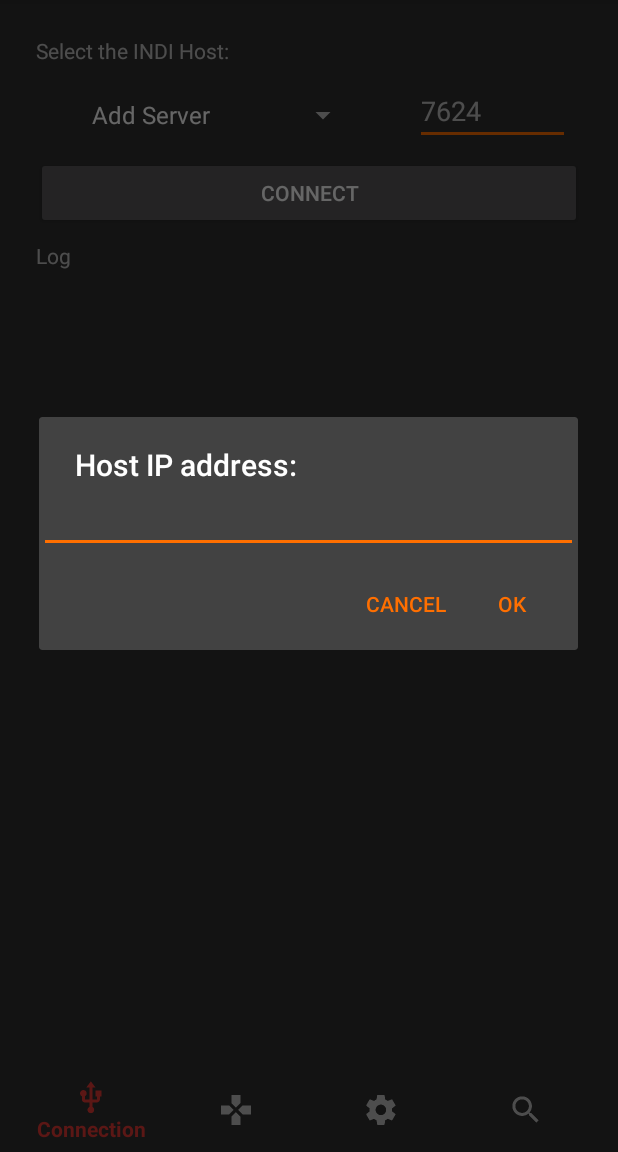
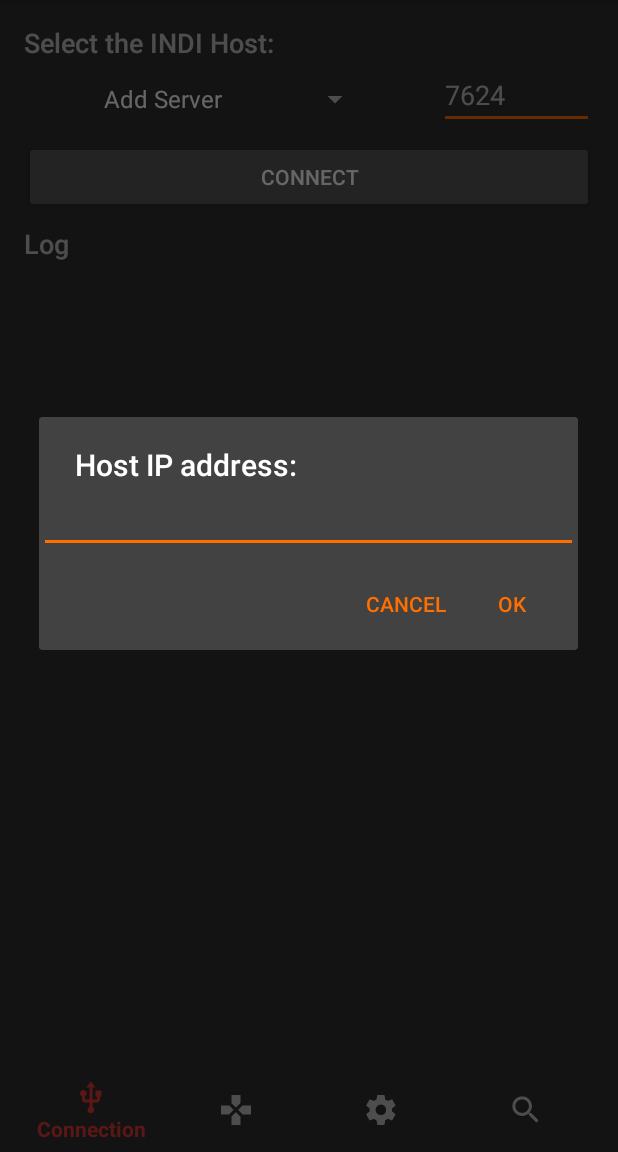
Before and after one commit to farom57/IPARCOS, an Android app: the screen it shows after launch (MainActivity), on a phone screen of 412 x 824 dp, the part 84-1236 px from its top. Run offline under Robolectric (Android 15) with nearby library versions, the phone set to English and light mode, and no system bars; libraries missing offline, so code that uses them is left out: com.commonsware.cwac.

Commit message:
Everything working fine with the GenericActivity and the Application class! ConnectionActivity state restoring OK

```diff
--- a/app/src/main/java/farom/iparcos/Application.java
+++ b/app/src/main/java/farom/iparcos/Application.java
@@ -1,9 +1,9 @@
 package farom.iparcos;
 
 import android.content.Context;
+import android.text.format.DateFormat;
 import android.util.Log;
 
-import java.text.SimpleDateFormat;
 import java.util.Date;
 
 /**
@@ -15,18 +15,46 @@ public class Application extends android.app.Application {
      * The context of the whole app.
      */
     private static Context context;
+    /**
+     * UI updater
+     *
+     * @see UIUpdater
+     */
+    private static UIUpdater uiUpdater = null;
+    /**
+     * Global connection manager.
+     */
+    private static ConnectionManager connectionManager;
+    private static Runnable goToConnection;
+
+    /**
+     * @return the Connection Manager for this application.
+     */
+    public static ConnectionManager getConnectionManager() {
+        return connectionManager;
+    }
+
+    /**
+     * @param u a new {@link UIUpdater}
+     */
+    public static void setUiUpdater(UIUpdater u) {
+        uiUpdater = u;
+    }
+
+    /**
+     * Sets the action to fire to go back to the connection tab.
+     *
+     * @param runnable the action.
+     */
+    public static void setGoToConnectionTab(Runnable runnable) {
+        goToConnection = runnable;
+    }
 
     /**
      * @return the context of the whole app.
      */
-    public static Context getAppContext() {
-        return Application.context;
-    }
-
-    @Override
-    public void onCreate() {
-        super.onCreate();
-        Application.context = getApplicationContext();
+    public static Context getContext() {
+        return context;
     }
 
     /**
@@ -34,13 +62,58 @@ public class Application extends android.app.Application {
      *
      * @param message
      */
-    public void appendLog(String message) {
-        final String msg = new SimpleDateFormat("MM/dd/yyyy HH:mm").format(new Date()) + ": " + message + "\n";
+    public static void log(String message) {
         Log.i("GLOBALLOG", message);
-        logView.post(new Runnable() {
-            public void run() {
-                logView.append(msg);
-            }
-        });
+        Date now = new Date();
+        message = DateFormat.getDateFormat(context).format(now) + " " +
+                DateFormat.getTimeFormat(context).format(now) + ": " + message + "\n";
+        if (uiUpdater != null) {
+            uiUpdater.appendLog(message);
+        }
+    }
+
+    /**
+     * @param state the new state of the Connection button.
+     */
+    public static void setState(String state) {
+        if (uiUpdater != null) {
+            uiUpdater.setConnectionState(state);
+        }
+    }
+
+    /**
+     * Makes {@link MainActivity} change the current fragment to {@link ConnectionFragment}.
+     */
+    public static void goToConnectionTab() {
+        if (goToConnection != null) {
+            goToConnection.run();
+        }
+    }
+
+    @Override
+    public void onCreate() {
+        super.onCreate();
+        Application.context = getApplicationContext();
+        if (connectionManager == null) {
+            connectionManager = new ConnectionManager();
+        }
+    }
+
+    /**
+     * This class offers a safe way to update the UI statically instead of keeping in memory Android Widgets,
+     * which implement the class {@link Context}.
+     *
+     * @author SquareBoot
+     */
+    public interface UIUpdater {
+        /**
+         * Appends a log to the Log TextView.
+         */
+        void appendLog(final String msg);
+
+        /**
+         * @param state a new state for the Connection button.
+         */
+        void setConnectionState(final String state);
     }
 }
--- a/app/src/main/java/farom/iparcos/ConnectionFragment.java
+++ b/app/src/main/java/farom/iparcos/ConnectionFragment.java
@@ -8,8 +8,6 @@ import android.preference.PreferenceManager;
 import android.support.annotation.NonNull;
 import android.support.v4.app.Fragment;
 import android.support.v7.app.AlertDialog;
-import android.text.method.ScrollingMovementMethod;
-import android.util.Log;
 import android.view.LayoutInflater;
 import android.view.View;
 import android.view.ViewGroup;
@@ -22,20 +20,10 @@ import android.widget.LinearLayout;
 import android.widget.Spinner;
 import android.widget.TextView;
 
-import java.io.IOException;
-import java.text.SimpleDateFormat;
-import java.util.ArrayList;
-import java.util.Date;
 import java.util.HashSet;
 import java.util.List;
 import java.util.Set;
 import java.util.Vector;
-
-import laazotea.indi.client.INDIDevice;
-import laazotea.indi.client.INDIDeviceListener;
-import laazotea.indi.client.INDIProperty;
-import laazotea.indi.client.INDIServerConnection;
-import laazotea.indi.client.INDIServerConnectionListener;
 
 /**
  * The main activity of the application, which manages the connection.
@@ -44,34 +32,26 @@ import laazotea.indi.client.INDIServerConnectionListener;
  */
 public class ConnectionFragment extends Fragment {
 
-    private static ConnectionFragment instance = null;
+    private static boolean restore = false;
+    private static String logsText;
+    private static String buttonText;
 
     // Views
     private View rootView;
+    private Button connectionButton;
     private TextView logView;
-    private Button connectionButton;
-
-    /**
-     * @return the instance of the activity
-     */
-    public static ConnectionFragment getInstance() {
-        return instance;
-    }
+    private Spinner serversSpinner;
 
     @Override
     public View onCreateView(@NonNull LayoutInflater inflater, ViewGroup container, Bundle savedInstanceState) {
-        instance = this;
-
         rootView = inflater.inflate(R.layout.activity_connection, container, false);
 
-        loadServerList();
-
-        logView = rootView.findViewById(R.id.logTextBox); // TODO : correct
-        logView.setMovementMethod(new ScrollingMovementMethod());
+        logView = rootView.findViewById(R.id.logTextBox);
 
         connectionButton = rootView.findViewById(R.id.connectionButton);
 
-        ((Spinner) rootView.findViewById(R.id.spinnerHost)).setOnItemSelectedListener(new OnItemSelectedListener() {
+        serversSpinner = rootView.findViewById(R.id.spinnerHost);
+        serversSpinner.setOnItemSelectedListener(new OnItemSelectedListener() {
             @Override
             public void onItemSelected(AdapterView<?> parent, View view, int pos, long id) {
                 if (parent.getItemAtPosition(pos).toString().equals(getResources().getString(R.string.hostadd))) {
@@ -84,8 +64,9 @@ public class ConnectionFragment extends Fragment {
 
             }
         });
+        loadServerList();
 
-        rootView.findViewById(R.id.connectionButton).setOnClickListener(new View.OnClickListener() {
+        connectionButton.setOnClickListener(new View.OnClickListener() {
             @Override
             public void onClick(View v) {
                 // Retrieve Hostname and port number
@@ -99,26 +80,64 @@ public class ConnectionFragment extends Fragment {
                     port = 7624;
                 }
 
-                // Connect (or disconnect)
+                // Connect or disconnect
                 if (connectionButton.getText().equals(getResources().getString(R.string.connect))) {
                     if (host.equals(getResources().getString(R.string.hostadd))) {
                         addServer();
 
                     } else {
-                        connect(host, port);
+                        Application.getConnectionManager().connect(host, port);
                     }
 
                 } else if (connectionButton.getText().equals(getResources().getString(R.string.disconnect))) {
-                    disconnect();
+                    Application.getConnectionManager().disconnect();
                 }
+            }
+        });
+
+        if (restore) {
+            logView.setText(logsText);
+            connectionButton.setText(buttonText);
+
+        } else {
+            logsText = "";
+            buttonText = getResources().getString(R.string.connect);
+        }
+
+        Application.setUiUpdater(new Application.UIUpdater() {
+            @Override
+            public void appendLog(final String msg) {
+                logView.post(new Runnable() {
+                    public void run() {
+                        logView.append(msg);
+                    }
+                });
+            }
+
+            @Override
+            public void setConnectionState(final String state) {
+                connectionButton.post(new Runnable() {
+                    @Override
+                    public void run() {
+                        connectionButton.setText(state);
+                    }
+                });
             }
         });
 
         return rootView;
     }
 
+    @Override
+    public void onDestroy() {
+        super.onDestroy();
+        restore = true;
+        logsText = logView.getText().toString();
+        buttonText = connectionButton.getText().toString();
+    }
+
     /**
-     * load and update the server list
+     * load and update the servers list.
      */
     protected void loadServerList() {
         // Get the preferences
@@ -135,13 +154,13 @@ public class ConnectionFragment extends Fragment {
         serverList.add(getResources().getString(R.string.hostadd));
         ArrayAdapter<String> dataAdapter = new ArrayAdapter<>(getActivity(), android.R.layout.simple_spinner_item, serverList);
         dataAdapter.setDropDownViewResource(android.R.layout.simple_spinner_dropdown_item);
-        ((Spinner) rootView.findViewById(R.id.spinnerHost)).setAdapter(dataAdapter);
+        serversSpinner.setAdapter(dataAdapter);
     }
 
     /**
-     * Add the server address, save the server list and update the spinner
+     * Adds the server address, saves the servers list and updates the spinner.
      *
-     * @param ip
+     * @param ip the IP address of the new Server
      */
     protected void addServer(String ip) {
         // Retrieve the list
@@ -168,7 +187,7 @@ public class ConnectionFragment extends Fragment {
     }
 
     /**
-     * Ask to the user to add a new server
+     * Asks the user to add a new server.
      */
     @SuppressLint("InflateParams")
     protected void addServer() {
@@ -199,49 +218,4 @@ public class ConnectionFragment extends Fragment {
 
         builder.create().show();
     }
-
-    /**
-     * Connect to the driver
-     *
-     * @param host
-     * @param port
-     */
-    private void connect(java.lang.String host, int port) {
-        connectionButton.setText(R.string.connecting);
-        appendLog(getString(R.string.try_to_connect) + host + ":" + port);
-        connection = new INDIServerConnection(host, port);
-
-        // Listen to all
-        connection.addINDIServerConnectionListener(this);
-        for (INDIServerConnectionListener permanentConnectionListener : permanentConnectionListeners) {
-            connection.addINDIServerConnectionListener(permanentConnectionListener);
-        }
-
-        new Thread(new Runnable() {
-            public void run() {
-                try {
-                    connection.connect();
-                    // Ask for all the devices
-                    connection.askForDevices();
-                    appendLog(getString(R.string.connected));
-                    connectionButton.post(new Runnable() {
-                        public void run() {
-                            connectionButton.setText(R.string.disconnect);
-                            //TODO invalidateOptionsMenu();
-                        }
-                    });
-
-                } catch (IOException e) {
-                    appendLog(getString(R.string.connection_pb));
-                    appendLog(e.getLocalizedMessage());
-                    connectionButton.post(new Runnable() {
-                        public void run() {
-                            connectionButton.setText(R.string.connect);
-                        }
-                    });
-                }
-
-            }
-        }).start();
-    }
 }
--- a/app/src/main/java/farom/iparcos/LightPropPref.java
+++ b/app/src/main/java/farom/iparcos/LightPropPref.java
@@ -44,12 +44,12 @@ public class LightPropPref extends PropPref {
             int color = Color.WHITE;
             switch (((INDILightElement) (elements.get(i))).getValue()) {
                 case ALERT: {
-                    color = Application.getAppContext().getResources().getColor(R.color.light_red);
+                    color = Application.getContext().getResources().getColor(R.color.light_red);
                     break;
                 }
 
                 case BUSY: {
-                    color = Application.getAppContext().getResources().getColor(R.color.light_yellow);
+                    color = Application.getContext().getResources().getColor(R.color.light_yellow);
                     break;
                 }
 
@@ -59,7 +59,7 @@ public class LightPropPref extends PropPref {
                 }
 
                 case OK: {
-                    color = Application.getAppContext().getResources().getColor(R.color.light_green);
+                    color = Application.getContext().getResources().getColor(R.color.light_green);
                     break;
                 }
             }
--- a/app/src/main/java/farom/iparcos/PropPref.java
+++ b/app/src/main/java/farom/iparcos/PropPref.java
@@ -74,12 +74,12 @@ public abstract class PropPref extends Preference implements INDIPropertyListene
         int color = 0;
         switch (prop.getState()) {
             case ALERT: {
-                color = Application.getAppContext().getResources().getColor(R.color.light_red);
+                color = Application.getContext().getResources().getColor(R.color.light_red);
                 break;
             }
 
             case BUSY: {
-                color = Application.getAppContext().getResources().getColor(R.color.light_yellow);
+                color = Application.getContext().getResources().getColor(R.color.light_yellow);
                 break;
             }
 
@@ -89,7 +89,7 @@ public abstract class PropPref extends Preference implements INDIPropertyListene
             }
 
             case OK: {
-                color = Application.getAppContext().getResources().getColor(R.color.light_green);
+                color = Application.getContext().getResources().getColor(R.color.light_green);
                 break;
             }
         }
--- a/app/src/main/java/farom/iparcos/SearchActivity.java
+++ b/app/src/main/java/farom/iparcos/SearchActivity.java
@@ -96,10 +96,11 @@ public class SearchActivity extends ListActivity
         }).start(); // TODO : faire plus propre avec Cursor et Loader
 
         // Set up INDI connection
-        ConnectionFragment.getInstance().registerPermanentConnectionListener(this);
+        //TODO(squareboot): use field
+        Application.getConnectionManager().registerPermanentConnectionListener(this);
 
         // Enumerate existing properties
-        INDIServerConnection connection = ConnectionFragment.getConnection();
+        INDIServerConnection connection = Application.getConnectionManager().getConnection();
         if (connection != null) {
             List<INDIDevice> list = connection.getDevicesAsList();
             if (list != null) {
--- a/app/src/main/res/layout/activity_connection.xml
+++ b/app/src/main/res/layout/activity_connection.xml
@@ -9,11 +9,9 @@
 
     <TextView
         android:id="@+id/HostSection"
+        style="@android:style/TextAppearance.DeviceDefault.Medium"
         android:layout_width="wrap_content"
         android:layout_height="wrap_content"
-        android:layout_marginLeft="8dp"
-        android:layout_marginStart="8dp"
-        android:layout_marginTop="8dp"
         android:text="@string/indi_host"
         app:layout_constraintStart_toStartOf="parent"
         app:layout_constraintTop_toTopOf="parent" />
@@ -23,8 +21,6 @@
         android:layout_width="186dp"
         android:layout_height="wrap_content"
         android:layout_marginBottom="8dp"
-        android:layout_marginEnd="8dp"
-        android:layout_marginStart="8dp"
         android:prompt="@string/hostprompt"
         app:layout_constraintBottom_toBottomOf="@+id/editTextPort"
         app:layout_constraintEnd_toStartOf="@+id/editTextPort"
@@ -34,8 +30,6 @@
         android:id="@+id/editTextPort"
         android:layout_width="103dp"
         android:layout_height="wrap_content"
-        android:layout_marginRight="16dp"
-        android:layout_marginTop="8dp"
         android:ems="6"
         android:hint="7624"
         android:inputType="number"
@@ -46,8 +40,6 @@
         android:id="@+id/connectionButton"
         android:layout_width="match_parent"
         android:layout_height="wrap_content"
-        android:layout_marginEnd="8dp"
-        android:layout_marginStart="8dp"
         android:layout_marginTop="8dp"
         android:text="@string/connect"
         app:layout_constraintEnd_toEndOf="parent"
@@ -56,26 +48,31 @@
 
     <TextView
         android:id="@+id/LogSection"
+        style="@android:style/TextAppearance.DeviceDefault.Medium"
         android:layout_width="wrap_content"
         android:layout_height="wrap_content"
-        android:layout_marginLeft="8dp"
-        android:layout_marginStart="8dp"
         android:layout_marginTop="8dp"
         android:text="@string/log"
         app:layout_constraintStart_toStartOf="parent"
         app:layout_constraintTop_toBottomOf="@+id/connectionButton" />
 
-    <TextView
-        android:id="@+id/logTextBox"
+    <ScrollView
         android:layout_width="match_parent"
         android:layout_height="wrap_content"
-        android:layout_marginEnd="8dp"
-        android:layout_marginStart="8dp"
         android:layout_marginTop="8dp"
-        android:scrollbars="vertical"
-        android:scrollHorizontally="true"
-        android:text=""
         app:layout_constraintEnd_toEndOf="parent"
         app:layout_constraintStart_toStartOf="parent"
-        app:layout_constraintTop_toBottomOf="@+id/LogSection" />
+        app:layout_constraintTop_toBottomOf="@+id/LogSection">
+
+        <HorizontalScrollView
+            android:layout_width="match_parent"
+            android:layout_height="wrap_content">
+
+            <TextView
+                android:id="@+id/logTextBox"
+                android:layout_width="wrap_content"
+                android:layout_height="wrap_content"
+                android:text="" />
+        </HorizontalScrollView>
+    </ScrollView>
 </android.support.constraint.ConstraintLayout>
--- a/app/src/main/res/layout/activity_generic.xml
+++ b/app/src/main/res/layout/activity_generic.xml
@@ -16,6 +16,6 @@
     <android.support.v4.view.ViewPager
         android:id="@+id/pager"
         android:layout_width="match_parent"
-        android:layout_height="fill_parent"
+        android:layout_height="match_parent"
         android:layout_below="@id/tab_layout" />
 </RelativeLayout>
--- a/app/src/main/res/layout/fragment_generic.xml
+++ b/app/src/main/res/layout/fragment_generic.xml
@@ -6,7 +6,6 @@
     android:paddingLeft="@dimen/activity_horizontal_margin"
     android:paddingRight="@dimen/activity_horizontal_margin"
     android:paddingTop="@dimen/activity_vertical_margin"
-    tools:context="farom.iparcos.GenericFragment$PlaceholderFragment">
-    <!-- TODO(squareboot): look for PlaceholderFragment -->
+    tools:context="farom.iparcos.GenericFragment">
 
 </RelativeLayout>
```
Also changed, not shown: app/src/main/java/farom/iparcos/ConnectionManager.java (+77 -17 lines), app/src/main/java/farom/iparcos/GenericFragment.java (+47 -36 lines), app/src/main/java/farom/iparcos/MainActivity.java (+17 -1 lines), app/src/main/java/farom/iparcos/MotionFragment.java (+17 -17 lines), app/src/main/java/farom/iparcos/NumberPropPref.java (+6 -6 lines), app/src/main/java/farom/iparcos/TextPropPref.java (+5 -5 lines), app/src/main/res/menu/global.xml (+9 -33 lines).
